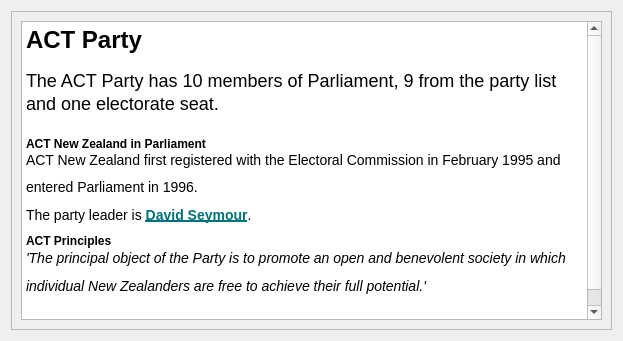
The window that qtGuiApplication/partyact.ui (Debug-Divas/COSC345-Project) describes before a commit, drawn with Qt 5.
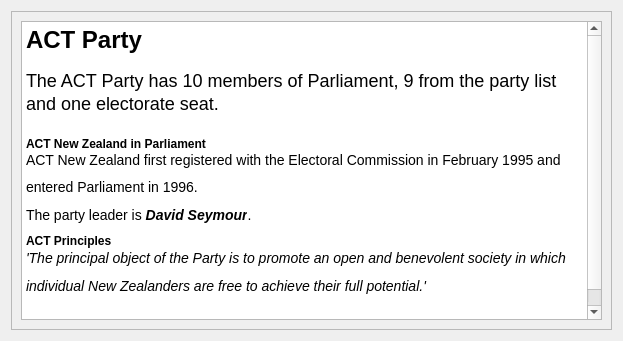
The same window after the commit.

Patch:
```diff
--- a/qtGuiApplication/partyact.ui
+++ b/qtGuiApplication/partyact.ui
@@ -37,7 +37,7 @@
 &lt;p style=&quot; margin-top:0px; margin-bottom:0px; margin-left:0px; margin-right:0px; -qt-block-indent:0; text-indent:0px; line-height:105.769%; background-color:#ffffff;&quot;&gt;&lt;br /&gt;&lt;span style=&quot; font-family:'Open Sans','Arial','Verdana','sans-serif'; font-size:18px; color:#000000; background-color:#ffffff;&quot;&gt;The ACT Party has 10 members of Parliament, 9 from the party list and one electorate seat.&lt;/span&gt;&lt;/p&gt;
 &lt;p style=&quot; margin-top:0px; margin-bottom:0px; margin-left:0px; margin-right:0px; -qt-block-indent:0; text-indent:0px; line-height:105.769%; background-color:#ffffff;&quot;&gt;&lt;span style=&quot; font-family:'Open Sans','Arial','Verdana','sans-serif'; font-size:18px; color:#000000; background-color:#ffffff;&quot;&gt;&lt;br /&gt;&lt;/span&gt;&lt;span style=&quot; font-family:'Open Sans','Arial','Verdana','sans-serif'; font-size:medium; font-weight:700; color:#000000; background-color:#ffffff;&quot;&gt;ACT New Zealand in Parliament&lt;/span&gt;&lt;/p&gt;
 &lt;p style=&quot; margin-top:0px; margin-bottom:0px; margin-left:0px; margin-right:0px; -qt-block-indent:0; text-indent:0px; line-height:171.429%; background-color:#ffffff;&quot;&gt;&lt;span style=&quot; font-family:'Open Sans','Arial','Verdana','sans-serif'; font-size:14px; color:#000000; background-color:#ffffff;&quot;&gt;ACT New Zealand first registered with the Electoral Commission in February 1995 and entered Parliament in 1996.&lt;/span&gt;&lt;/p&gt;
-&lt;p style=&quot; margin-top:0px; margin-bottom:0px; margin-left:0px; margin-right:0px; -qt-block-indent:0; text-indent:0px; line-height:171.429%; background-color:#ffffff;&quot;&gt;&lt;span style=&quot; font-family:'Open Sans','Arial','Verdana','sans-serif'; font-size:14px; color:#000000; background-color:#ffffff;&quot;&gt;The party leader is &lt;/span&gt;&lt;a href=&quot;https://www.parliament.nz/en/mps-and-electorates/members-of-parliament/seymour-david/&quot;&gt;&lt;span style=&quot; font-family:'Open Sans','Arial','Verdana','sans-serif'; font-size:14px; font-weight:700; text-decoration: underline; color:#007179;&quot;&gt;David Seymour&lt;/span&gt;&lt;/a&gt;&lt;span style=&quot; font-family:'Open Sans','Arial','Verdana','sans-serif'; font-size:14px; color:#000000;&quot;&gt;.&lt;/span&gt;&lt;/p&gt;
+&lt;p style=&quot; margin-top:0px; margin-bottom:0px; margin-left:0px; margin-right:0px; -qt-block-indent:0; text-indent:0px; line-height:171.429%; background-color:#ffffff;&quot;&gt;&lt;span style=&quot; font-family:'Open Sans','Arial','Verdana','sans-serif'; font-size:14px; color:#000000; background-color:#ffffff;&quot;&gt;The party leader is &lt;/span&gt;&lt;span style=&quot; font-family:'Open Sans','Arial','Verdana','sans-serif'; font-size:14px; font-weight:700; font-style:italic; color:#000000; background-color:#ffffff;&quot;&gt;David Seymour&lt;/span&gt;&lt;span style=&quot; font-family:'Open Sans','Arial','Verdana','sans-serif'; font-size:14px; color:#000000; background-color:#ffffff;&quot;&gt;.&lt;/span&gt;&lt;/p&gt;
 &lt;h4 style=&quot; margin-top:0px; margin-bottom:0px; margin-left:0px; margin-right:0px; -qt-block-indent:0; text-indent:0px; line-height:116.667%; background-color:#ffffff;&quot;&gt;&lt;span style=&quot; font-family:'Open Sans','Arial','Verdana','sans-serif'; font-size:medium; font-weight:700; color:#000000; background-color:#ffffff;&quot;&gt;ACT Principles&lt;/span&gt;&lt;/h4&gt;
 &lt;p style=&quot; margin-top:0px; margin-bottom:0px; margin-left:0px; margin-right:0px; -qt-block-indent:0; text-indent:0px; line-height:171.429%; background-color:#ffffff;&quot;&gt;&lt;span style=&quot; font-family:'Open Sans','Arial','Verdana','sans-serif'; font-size:14px; font-style:italic; color:#000000;&quot;&gt;'The principal object of the Party is to promote an open and benevolent society in which individual New Zealanders are free to achieve their full potential.'&lt;/span&gt;&lt;/p&gt;
 &lt;p style=&quot; margin-top:0px; margin-bottom:0px; margin-left:0px; margin-right:0px; -qt-block-indent:0; text-indent:0px;&quot;&gt;&lt;br /&gt;&lt;/p&gt;&lt;/body&gt;&lt;/html&gt;</string>
```
